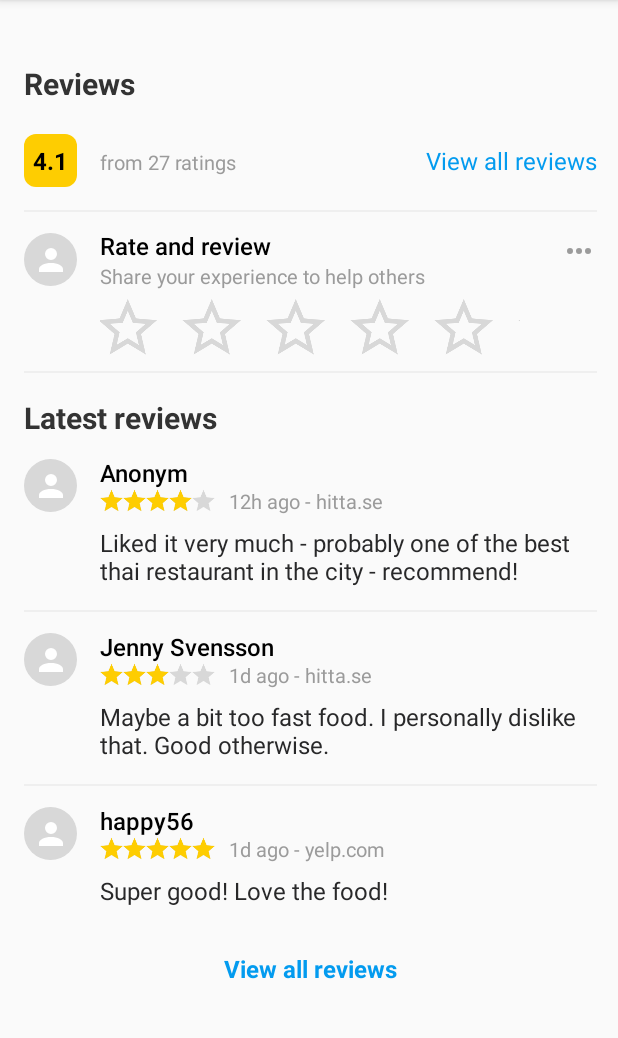
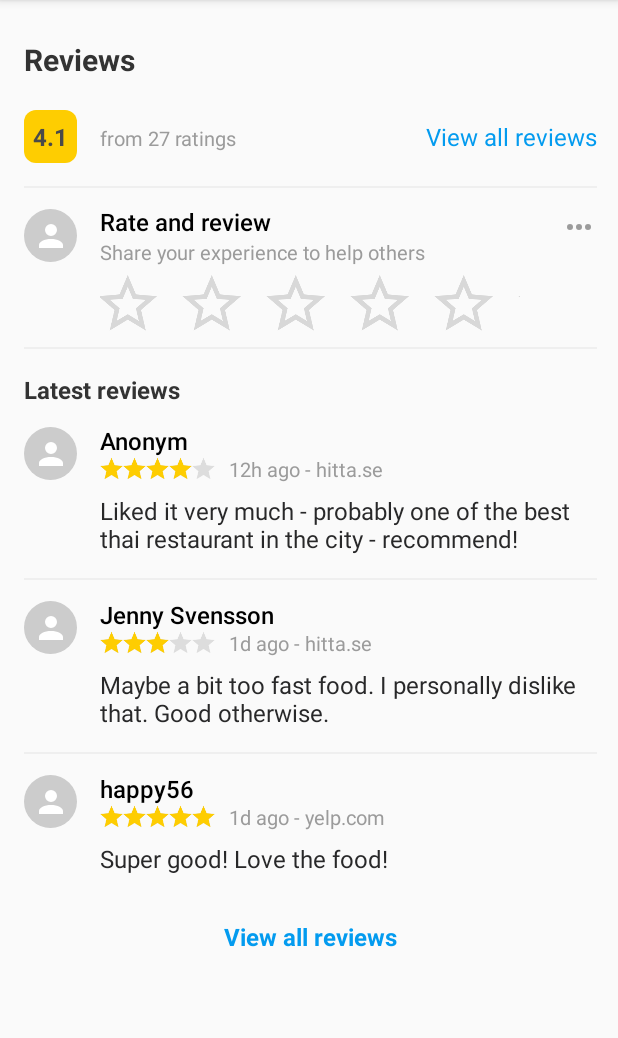
Before and after one commit to andreicaraus/Hitta-Assignment, an Android app: the screen it shows after launch (MainActivity), on a phone screen of 412 x 824 dp, the part 84-1122 px from its top. Run offline under Robolectric (Android 15) with nearby library versions, the phone set to English and light mode, and no system bars; our stand-ins replace Room's generated code, data binding.

Commit message:
- UI fixes - removed the commented code to save the review remotely

```diff
--- a/app/src/main/java/com/hitta/android/assignment/data/source/ReviewsRepository.kt
+++ b/app/src/main/java/com/hitta/android/assignment/data/source/ReviewsRepository.kt
@@ -59,8 +59,7 @@ class ReviewsRepository private constructor(private val localDataSource: Reviews
         Log.d(TAG, "saveReview")
         refreshCachedDataReview(review)
         localDataSource.saveReview(review)
-        //TODO
-//        remoteDataSource.saveReview(review)
+        remoteDataSource.saveReview(review)
     }
 
     private fun getCompanyNameFromRemoteDataSource(listener: GetCompanyListener) {
--- a/app/src/main/res/drawable/reviewer_background.xml
+++ b/app/src/main/res/drawable/reviewer_background.xml
@@ -1,6 +1,5 @@
 <?xml version="1.0" encoding="utf-8"?>
 <shape xmlns:android="http://schemas.android.com/apk/res/android"
     android:shape="oval">
-    <solid android:color="@color/rating_bar_empty" />
-
+    <solid android:color="@color/reviewer_image_background" />
 </shape>
--- a/app/src/main/res/drawable/total_rating_background.xml
+++ b/app/src/main/res/drawable/total_rating_background.xml
@@ -2,5 +2,4 @@
 <shape xmlns:android="http://schemas.android.com/apk/res/android">
     <solid android:color="@color/rating_bar_full" />
     <corners android:radius="@dimen/review_total_score_corners" />
-
 </shape>
--- a/app/src/main/res/layout/fragment_add_review.xml
+++ b/app/src/main/res/layout/fragment_add_review.xml
@@ -43,6 +43,7 @@
         <View
             android:id="@+id/name_separator"
             style="@style/AddReviewSeparator"
+            android:layout_marginTop="0dp"
             app:layout_constraintEnd_toEndOf="parent"
             app:layout_constraintStart_toStartOf="parent"
             app:layout_constraintTop_toBottomOf="@id/name_edit_text" />
--- a/app/src/main/res/layout/fragment_reviews.xml
+++ b/app/src/main/res/layout/fragment_reviews.xml
@@ -21,6 +21,7 @@
                 style="@style/ReviewsSection"
                 android:layout_width="0dp"
                 android:layout_height="wrap_content"
+                android:layout_marginTop="0dp"
                 android:text="@string/reviews"
                 app:layout_constraintEnd_toEndOf="parent"
                 app:layout_constraintStart_toStartOf="parent"
@@ -65,12 +66,12 @@
 
             <TextView
                 android:id="@+id/your_review_header_text"
-                style="@style/ReviewsSection"
+                style="@style/ReviewSectionHeader"
                 android:text="@string/your_review"
                 android:visibility="gone"
                 app:layout_constraintStart_toStartOf="parent"
                 app:layout_constraintTop_toBottomOf="@id/reviews_section_separator"
-                tools:visibility="gone" />
+                tools:visibility="visible" />
 
             <ImageView
                 android:id="@+id/your_review_image"
@@ -95,7 +96,7 @@
                 app:layout_constraintStart_toStartOf="@id/your_review_title_text"
                 app:layout_constraintTop_toBottomOf="@id/your_review_title_text"
                 tools:rating="2"
-                tools:visibility="gone" />
+                tools:visibility="visible" />
 
             <TextView
                 android:id="@+id/your_review_info_text"
@@ -154,7 +155,7 @@
 
             <TextView
                 android:id="@+id/latest_reviews_mock_text"
-                style="@style/ReviewsSection"
+                style="@style/ReviewSectionHeader"
                 android:text="@string/latest_reviews"
                 app:layout_constraintStart_toStartOf="parent"
                 app:layout_constraintTop_toBottomOf="@id/your_review_section_separator" />
--- a/app/src/main/res/values/colors.xml
+++ b/app/src/main/res/values/colors.xml
@@ -1,14 +1,15 @@
 <?xml version="1.0" encoding="utf-8"?>
 <resources>
-    <color name="colorPrimary">#34AFF4</color>
+    <color name="colorPrimary">#34AFF4</color><!--52 175 244 -->
     <color name="colorPrimaryDark">#287BBD</color>
     <color name="colorAccent">#34AFF4</color>
 
     <color name="section_header">#333333</color> <!--51 51 51 -->
     <color name="review_info">#9B9B9B</color><!--155 155 155 -->
     <color name="reviewer_image_background">#CCCCCC</color> <!--204 204 204 -->
-    <color name="rating_bar_empty">#D8D8D8</color>
-    <color name="rating_bar_full">#FECD01</color>
+    <color name="rating_bar_empty">#D8D8D8</color><!--216 216 216 -->
+    <color name="rating_bar_small_empty">#DDDDDD</color><!--221 221 221 -->
+    <color name="rating_bar_full">#FECD01</color><!--254 205 1 -->
     <color name="rate_text">#4A4A4A</color> <!--74 74 74-->
     <color name="separator">#EFEFEF</color> <!-- 239 239 239 -->
 
--- a/app/src/main/res/values/dimens.xml
+++ b/app/src/main/res/values/dimens.xml
@@ -3,7 +3,7 @@
     <dimen name="review_section_start_padding">16dp</dimen>
     <dimen name="review_section_end_padding">14dp</dimen>
     <dimen name="review_section_top_padding">26dp</dimen>
-    <dimen name="review_section_bottom_padding">16dp</dimen>
+    <dimen name="review_section_bottom_padding">26dp</dimen>
     <dimen name="review_section_separator_top_margin">15dp</dimen>
     <dimen name="review_section_info_text_start_margin">9dp</dimen>
 
--- a/app/src/main/res/values/styles.xml
+++ b/app/src/main/res/values/styles.xml
@@ -17,13 +17,16 @@
 
     <style name="ReviewSectionHeader">
         <item name="android:textSize">@dimen/text_size_16</item>
-        <item name="android:textColor">@color/black</item>
+        <item name="android:textColor">@color/section_header</item>
         <item name="android:textStyle">bold</item>
+        <item name="android:layout_width">wrap_content</item>
+        <item name="android:layout_height">wrap_content</item>
+        <item name="android:layout_marginTop">16dp</item>
     </style>
 
     <style name="ReviewTotalScore">
         <item name="android:textSize">@dimen/text_size_16</item>
-        <item name="android:textColor">@color/black</item>
+        <item name="android:textColor">@color/rate_text</item>
         <item name="android:textStyle">bold</item>
     </style>
 
@@ -66,7 +69,7 @@
     <style name="RatingBarSmall" parent="Widget.AppCompat.RatingBar.Small">
         <item name="android:progressTint">@color/rating_bar_full</item>
         <item name="android:secondaryProgressTint">@android:color/transparent</item>
-        <item name="android:progressBackgroundTint">@color/rating_bar_empty</item>
+        <item name="android:progressBackgroundTint">@color/rating_bar_small_empty</item>
         <item name="android:stepSize">1</item>
         <item name="android:isIndicator">true</item>
         <item name="android:layout_width">wrap_content</item>
@@ -114,7 +117,7 @@
 
     <style name="AddReviewContentEditText">
         <item name="android:textSize">@dimen/text_size_17</item>
-        <item name="android:textColorHint">@color/review_info</item>
+        <item name="android:textColorHint">@color/warm_grey</item>
         <item name="android:textColor">@color/rate_text</item>
         <item name="android:layout_width">0dp</item>
         <item name="android:layout_height">wrap_content</item>
@@ -126,7 +129,6 @@
 
     <style name="AddReviewSeparator" parent="Separator">
         <item name="android:layout_marginStart">16dp</item>
-        <item name="android:layout_marginTop">0dp</item>
     </style>
 
 </resources>
```
